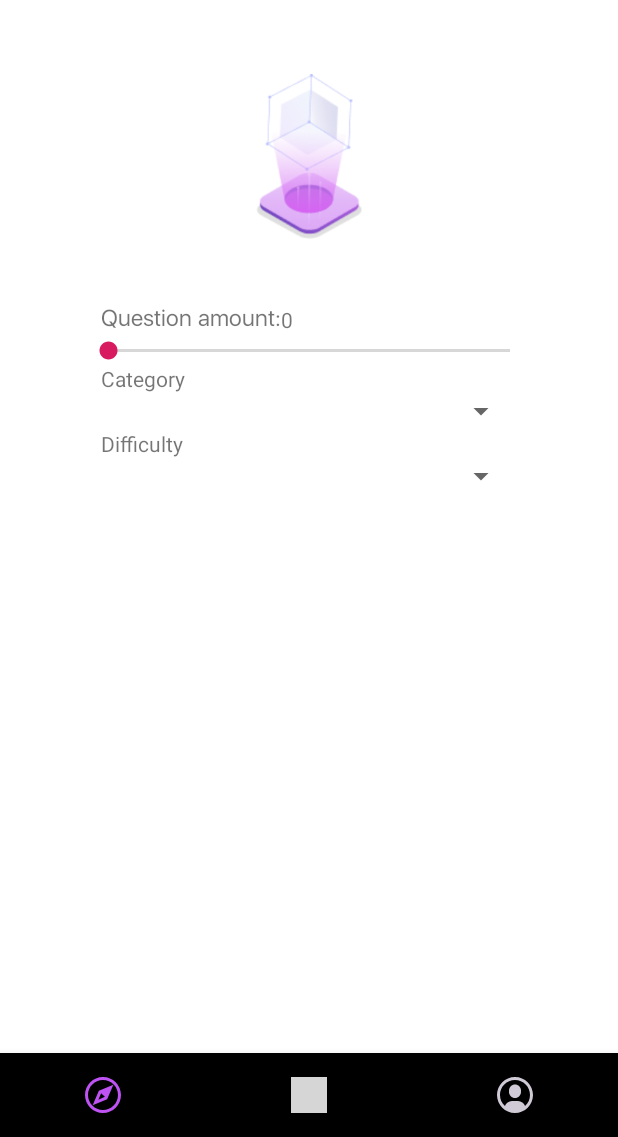
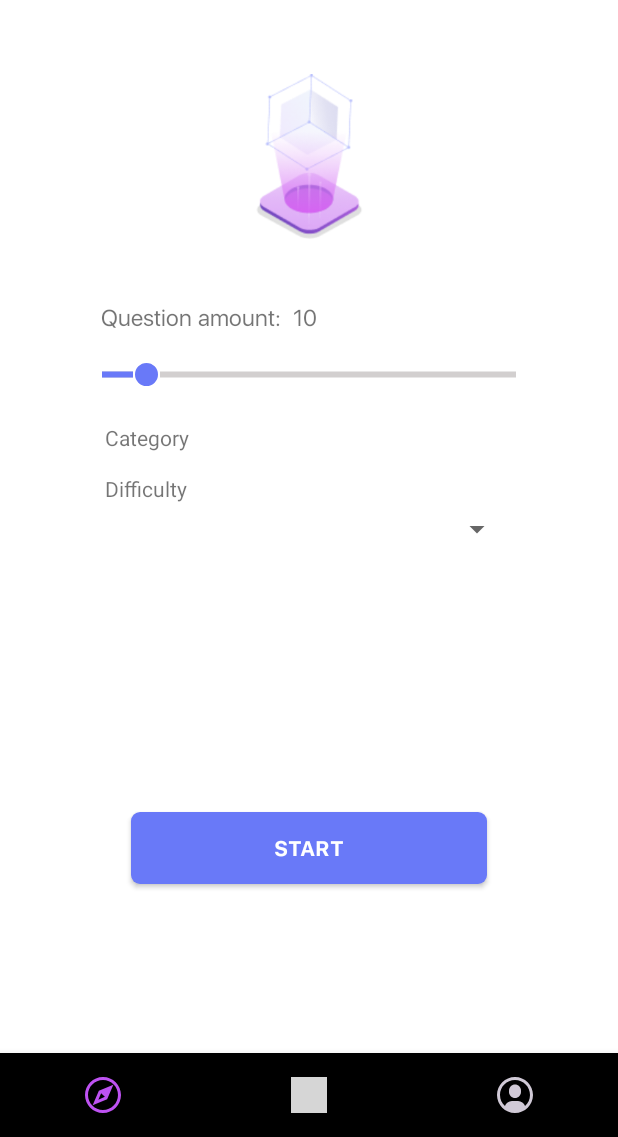
Before and after one commit to Azim87/newquizapp, an Android app: the screen it shows after launch (MainActivity), on a phone screen of 412 x 824 dp, the part 99-1236 px from its top. Run offline under Robolectric (Android 15) with nearby library versions, the phone set to English and light mode, and no system bars; our stand-ins replace ButterKnife; libraries missing offline, so code that uses them is left out: org.angmarch.views; plain views replace NiceSpinner; grey boxes are pictures that could not be loaded.

Commit message:
added simple seekbar change listener

```diff
--- a/app/src/main/java/com/example/quizapp/ui/main/MainFragment.java
+++ b/app/src/main/java/com/example/quizapp/ui/main/MainFragment.java
@@ -1,15 +1,31 @@
 package com.example.quizapp.ui.main;
 
+import android.os.Build;
 import android.os.Bundle;
 import android.view.View;
+import android.widget.SeekBar;
+import android.widget.TextView;
 
 import androidx.annotation.Nullable;
 import androidx.lifecycle.ViewModelProviders;
 
 import com.example.quizapp.R;
 import com.example.quizapp.base.BaseFragment;
+import com.example.quizapp.utils.SimpleSeekBarChangeListener;
+
+import org.angmarch.views.NiceSpinner;
+
+import butterknife.BindView;
 
 public class MainFragment extends BaseFragment {
+    @BindView(R.id.amount_seekbar)
+    SeekBar seekBar;
+    @BindView(R.id.category_spinner)
+    NiceSpinner categorySpinner;
+    @BindView(R.id.difficulty_spinner)
+    NiceSpinner difficultySpinner;
+    @BindView(R.id.question_amount_quantity)
+    TextView questionAmount;
 
     private MainViewModel mainViewModel;
 
@@ -24,6 +40,17 @@ public class MainFragment extends BaseFragment {
 
     @Override
     protected void setUpView(View view) {
+        questionAmount.setText(String.valueOf(seekBar.getProgress()));
+        if (Build.VERSION.SDK_INT >= Build.VERSION_CODES.O) {
+            seekBar.setMin(5);
+        }
+        seekBar.setOnSeekBarChangeListener(new SimpleSeekBarChangeListener() {
+            @Override
+            public void onProgressChanged(SeekBar seekBar, int progress, boolean fromUser) {
+                super.onProgressChanged(seekBar, progress, fromUser);
+                questionAmount.setText(String.valueOf(progress));
+            }
+        });
     }
 
     @Override
--- /dev/null
+++ b/app/src/main/java/com/example/quizapp/utils/SimpleSeekBarChangeListener.java
@@ -0,0 +1,20 @@
+package com.example.quizapp.utils;
+
+import android.widget.SeekBar;
+
+public class SimpleSeekBarChangeListener implements SeekBar.OnSeekBarChangeListener {
+    @Override
+    public void onProgressChanged(SeekBar seekBar, int progress, boolean fromUser) {
+
+    }
+
+    @Override
+    public void onStartTrackingTouch(SeekBar seekBar) {
+
+    }
+
+    @Override
+    public void onStopTrackingTouch(SeekBar seekBar) {
+
+    }
+}
--- /dev/null
+++ b/app/src/main/res/drawable/seekbar_progress_tint_style.xml
@@ -0,0 +1,32 @@
+<layer-list xmlns:android="http://schemas.android.com/apk/res/android">
+    <item android:id="@android:id/background">
+        <shape android:shape="line">
+            <stroke
+                android:width="4dp"
+                android:color="@color/seek_bar_secondary_progress" />
+            <corners android:radius="2dp"/>
+        </shape>
+    </item>
+
+    <item android:id="@android:id/progress">
+        <clip>
+            <shape android:shape="line">
+                <stroke
+                    android:width="4dp"
+                    android:color="@color/seek_bar_progress" />
+                <corners android:radius="2dp"/>
+            </shape>
+        </clip>
+    </item>
+
+    <item android:id="@android:id/secondaryProgress">
+        <clip>
+            <shape android:shape="line">
+                <stroke
+                    android:width="4dp"
+                    android:color="@color/seek_bar_secondary_progress" />
+                <corners android:radius="2dp"/>
+            </shape>
+        </clip>
+    </item>
+</layer-list>
--- /dev/null
+++ b/app/src/main/res/drawable/seekbar_thumb_style.xml
@@ -0,0 +1,9 @@
+<shape xmlns:android="http://schemas.android.com/apk/res/android"
+    android:shape="oval">
+
+    <size android:height="18dp" android:width="18dp"/>
+    <stroke android:width="1dp" android:color="@color/colorWhite"/>
+    <solid android:color="@color/colorButtonStart" />
+    <corners android:radius="1dp" />
+
+</shape>
--- /dev/null
+++ b/app/src/main/res/drawable/spinner_corner_style.xml
@@ -0,0 +1,14 @@
+<?xml version="1.0" encoding="utf-8"?>
+<selector xmlns:android="http://schemas.android.com/apk/res/android">
+    <item><layer-list>
+        <item>
+            <shape>
+                <solid
+                    android:color="@color/colorWhite">
+                </solid>
+
+                <corners android:radius="20dp" />
+            </shape>
+        </item>
+    </layer-list></item>
+</selector>
--- /dev/null
+++ b/app/src/main/res/drawable/start_button_style.xml
@@ -0,0 +1,14 @@
+<?xml version="1.0" encoding="utf-8"?>
+<selector xmlns:android="http://schemas.android.com/apk/res/android">
+    <item><layer-list>
+        <item>
+            <shape>
+                <solid
+                    android:color="@color/colorButtonStart">
+                </solid>
+
+                <corners android:radius="6dp" />
+            </shape>
+        </item>
+    </layer-list></item>
+</selector>
--- a/app/src/main/res/layout/fragment_main.xml
+++ b/app/src/main/res/layout/fragment_main.xml
@@ -40,6 +40,9 @@
         android:id="@+id/question_amount_quantity"
         android:layout_width="wrap_content"
         android:layout_height="wrap_content"
+        android:layout_marginLeft="8dp"
+        android:fontFamily="@font/sfdisplay_regular"
+        android:textSize="15sp"
         android:text="@string/_question_amount"
         app:layout_constraintBottom_toBottomOf="@+id/question_amount_text"
         app:layout_constraintStart_toEndOf="@id/question_amount_text"
@@ -49,8 +52,13 @@
         android:id="@+id/amount_seekbar"
         android:layout_width="match_parent"
         android:layout_height="wrap_content"
-        android:layout_marginLeft="56dp"
-        android:layout_marginRight="56dp"
+        android:layout_marginLeft="50dp"
+        android:layout_marginTop="16dp"
+        android:layout_marginRight="50dp"
+        android:max="50"
+        android:progress="10"
+        android:progressDrawable="@drawable/seekbar_progress_tint_style"
+        android:thumb="@drawable/seekbar_thumb_style"
         app:layout_constraintLeft_toLeftOf="parent"
         app:layout_constraintRight_toRightOf="parent"
         app:layout_constraintTop_toBottomOf="@id/question_amount_text" />
@@ -59,6 +67,7 @@
         android:id="@+id/title_category_spinner"
         android:layout_width="wrap_content"
         android:layout_height="wrap_content"
+        android:layout_marginTop="23dp"
         android:text="@string/category"
         app:layout_constraintBottom_toTopOf="@id/category_spinner"
         app:layout_constraintStart_toStartOf="@id/category_spinner"
@@ -68,9 +77,12 @@
         android:id="@+id/category_spinner"
         android:layout_width="match_parent"
         android:layout_height="wrap_content"
-        android:layout_marginLeft="67dp"
-        android:layout_marginRight="67dp"
-        app:layout_constraintBottom_toTopOf="@id/title_difficulty_spinner"
+        android:layout_marginTop="5dp"
+        android:layout_marginLeft="70dp"
+        android:layout_marginRight="70dp"
+        android:background="@drawable/spinner_corner_style"
+        android:elevation="4dp"
+        app:layout_constraintBottom_toTopOf="@+id/title_difficulty_spinner"
         app:layout_constraintEnd_toEndOf="parent"
         app:layout_constraintStart_toStartOf="parent"
         app:layout_constraintTop_toBottomOf="@id/title_category_spinner" />
@@ -80,18 +92,37 @@
         android:layout_width="wrap_content"
         android:layout_height="wrap_content"
         android:text="@string/difficulty"
+        android:layout_marginTop="9dp"
+        app:layout_constraintStart_toStartOf="@id/difficulty_spinner"
         app:layout_constraintBottom_toTopOf="@id/difficulty_spinner"
-        app:layout_constraintStart_toStartOf="@id/difficulty_spinner"
-        app:layout_constraintTop_toBottomOf="@id/title_category_spinner" />
+        app:layout_constraintTop_toBottomOf="@id/category_spinner" />
 
     <org.angmarch.views.NiceSpinner
         android:id="@+id/difficulty_spinner"
         android:layout_width="match_parent"
         android:layout_height="wrap_content"
-        android:layout_marginLeft="67dp"
-        android:layout_marginRight="67dp"
+        android:layout_marginTop="5dp"
+        android:elevation="4dp"
+        android:layout_marginLeft="70dp"
+        android:layout_marginRight="70dp"
         app:layout_constraintEnd_toEndOf="parent"
         app:layout_constraintStart_toStartOf="parent"
         app:layout_constraintTop_toBottomOf="@id/title_difficulty_spinner" />
 
+    <Button
+        android:layout_width="match_parent"
+        android:layout_height="wrap_content"
+        android:layout_marginStart="87dp"
+        android:layout_marginTop="64dp"
+        android:layout_marginEnd="87dp"
+        android:background="@drawable/start_button_style"
+        android:clickable="true"
+        android:fontFamily="@font/sftext_bold"
+        android:text="@string/start"
+        android:textColor="@color/colorWhite"
+        app:layout_constraintBottom_toBottomOf="parent"
+        app:layout_constraintEnd_toEndOf="parent"
+        app:layout_constraintStart_toStartOf="parent"
+        app:layout_constraintTop_toBottomOf="@id/difficulty_spinner" />
+
 </androidx.constraintlayout.widget.ConstraintLayout>
--- a/app/src/main/res/values/colors.xml
+++ b/app/src/main/res/values/colors.xml
@@ -7,5 +7,8 @@
     <color name="colorNonSelected">#D0C9D6</color>
     <color name="colorWhite">#ffffff</color>
     <color name="colorTitle">#000000</color>
+    <color name="colorButtonStart">#6979F8</color>
+    <color name="seek_bar_progress">#6979F8</color>
+    <color name="seek_bar_secondary_progress">#D2CFCF</color>
 
 </resources>
--- a/app/src/main/res/values/strings.xml
+++ b/app/src/main/res/values/strings.xml
@@ -10,4 +10,5 @@
     <string name="difficulty">Difficulty</string>
     <string name="question_amount">Question amount:</string>
     <string name="_question_amount">0</string>
+    <string name="start">Start</string>
 </resources>
```
